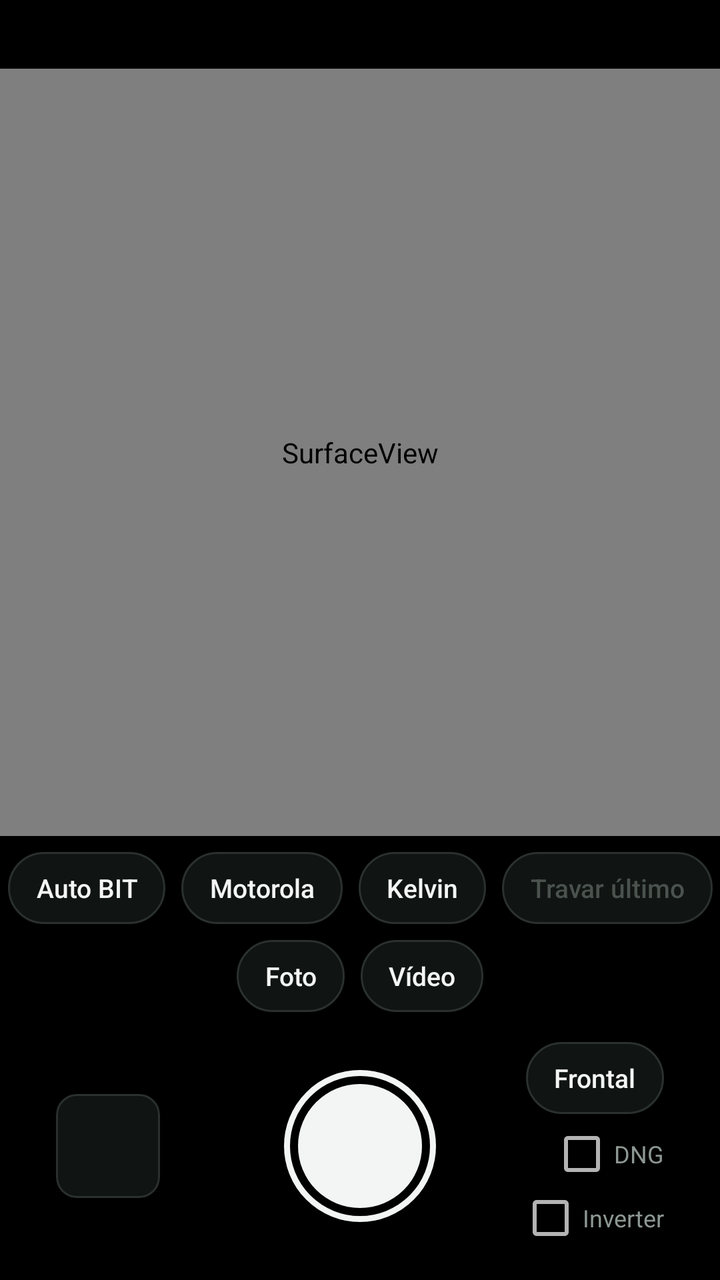
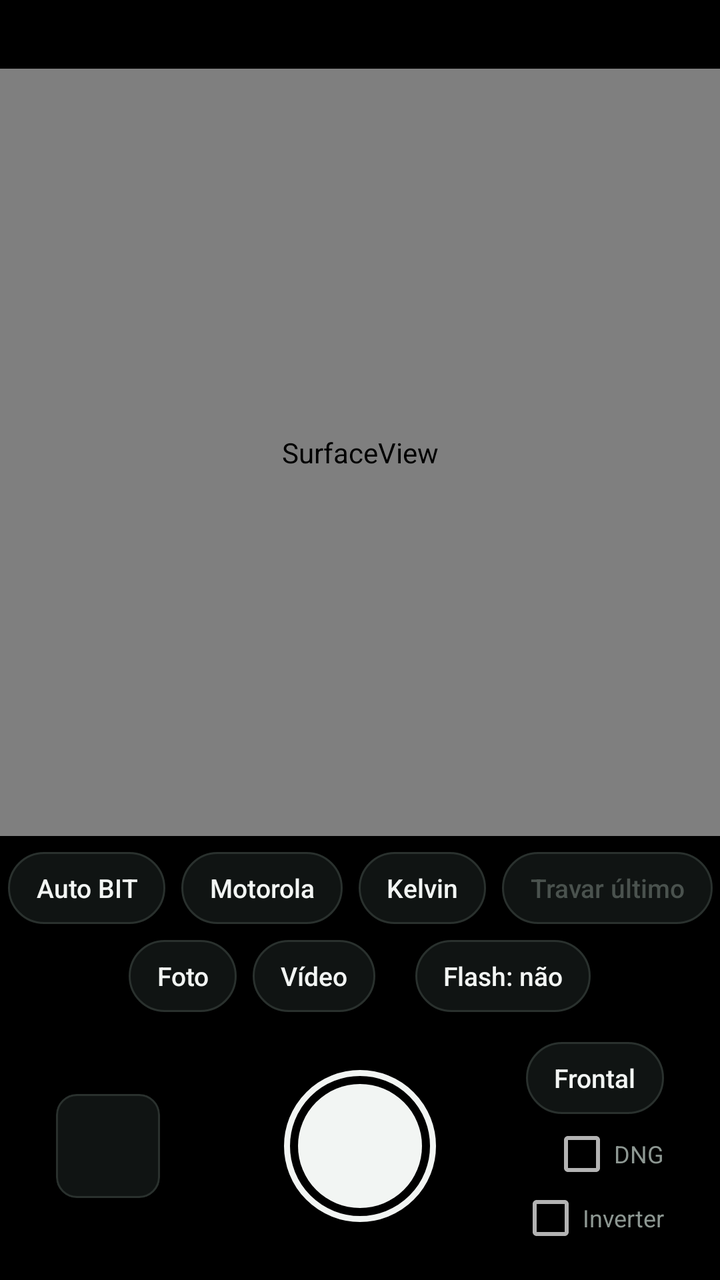

Before-and-after screenshots of an Android layout around one commit, followed by the original layout XML and the change that was made.
<!-- AndroidManifest.xml: application theme AppTheme -->
<!-- res/layout/activity_main.xml -->
<?xml version="1.0" encoding="utf-8"?>
<LinearLayout xmlns:android="http://schemas.android.com/apk/res/android"
    android:layout_width="match_parent"
    android:layout_height="match_parent"
    android:background="@color/black"
    android:fitsSystemWindows="true"
    android:orientation="vertical">

    <TextView
        android:id="@+id/status"
        android:layout_width="match_parent"
        android:layout_height="wrap_content"
        android:fontFamily="monospace"
        android:gravity="center"
        android:maxLines="2"
        android:paddingStart="12dp"
        android:paddingTop="10dp"
        android:paddingEnd="12dp"
        android:paddingBottom="8dp"
        android:textColor="@color/dim"
        android:textSize="12sp" />

    <FrameLayout
        android:id="@+id/stage"
        android:layout_width="match_parent"
        android:layout_height="0dp"
        android:layout_weight="1">

        <FrameLayout
            android:id="@+id/frame"
            android:layout_width="match_parent"
            android:layout_height="match_parent"
            android:layout_gravity="center">

            <SurfaceView
                android:id="@+id/preview"
                android:layout_width="match_parent"
                android:layout_height="match_parent" />

            <View
                android:id="@+id/focusRing"
                android:layout_width="72dp"
                android:layout_height="72dp"
                android:background="@drawable/ring"
                android:visibility="gone" />

            <TextView
                android:id="@+id/hint"
                android:layout_width="wrap_content"
                android:layout_height="wrap_content"
                android:layout_gravity="center_horizontal|top"
                android:layout_marginTop="14dp"
                android:background="#AA000000"
                android:fontFamily="monospace"
                android:paddingStart="12dp"
                android:paddingTop="6dp"
                android:paddingEnd="12dp"
                android:paddingBottom="6dp"
                android:textColor="@color/fg"
                android:textSize="12sp"
                android:visibility="gone" />
        </FrameLayout>
    </FrameLayout>

    <LinearLayout
        android:id="@+id/kelvinPanel"
        android:layout_width="match_parent"
        android:layout_height="wrap_content"
        android:orientation="vertical"
        android:paddingStart="16dp"
        android:paddingTop="6dp"
        android:paddingEnd="16dp"
        android:visibility="gone">

        <TextView
            android:id="@+id/kelvinLabel"
            android:layout_width="match_parent"
            android:layout_height="wrap_content"
            android:fontFamily="monospace"
            android:textColor="@color/fg"
            android:textSize="12sp" />

        <SeekBar
            android:id="@+id/kelvinSeek"
            android:layout_width="match_parent"
            android:layout_height="32dp"
            android:max="160" />

        <TextView
            android:id="@+id/tintLabel"
            android:layout_width="match_parent"
            android:layout_height="wrap_content"
            android:fontFamily="monospace"
            android:textColor="@color/fg"
            android:textSize="12sp" />

        <SeekBar
            android:id="@+id/tintSeek"
            android:layout_width="match_parent"
            android:layout_height="32dp"
            android:max="100" />

        <HorizontalScrollView
            android:layout_width="match_parent"
            android:layout_height="wrap_content"
            android:scrollbars="none">

            <LinearLayout
                android:id="@+id/presets"
                android:layout_width="wrap_content"
                android:layout_height="wrap_content"
                android:orientation="horizontal" />
        </HorizontalScrollView>
    </LinearLayout>

    <HorizontalScrollView
        android:id="@+id/videoPanel"
        android:layout_width="match_parent"
        android:layout_height="wrap_content"
        android:fillViewport="true"
        android:paddingTop="8dp"
        android:scrollbars="none"
        android:visibility="gone">

        <LinearLayout
            android:layout_width="wrap_content"
            android:layout_height="wrap_content"
            android:layout_gravity="center_horizontal"
            android:gravity="center"
            android:orientation="horizontal"
            android:paddingStart="8dp"
            android:paddingEnd="8dp">

            <Button android:id="@+id/vLock" style="@style/Chip" android:text="Travar cor e brilho" />
            <Button android:id="@+id/vReadjust" style="@style/Chip" android:enabled="false" android:text="Reajustar" />
            <Button android:id="@+id/vNatural" style="@style/Chip" android:text="Natural" />
            <Button android:id="@+id/vStab" style="@style/Chip" android:text="Estabilizar" />
        </LinearLayout>
    </HorizontalScrollView>

    <HorizontalScrollView
        android:layout_width="match_parent"
        android:layout_height="wrap_content"
        android:fillViewport="true"
        android:paddingTop="8dp"
        android:scrollbars="none">

        <LinearLayout
            android:layout_width="wrap_content"
            android:layout_height="wrap_content"
            android:layout_gravity="center_horizontal"
            android:gravity="center"
            android:orientation="horizontal"
            android:paddingStart="8dp"
            android:paddingEnd="8dp">

            <Button android:id="@+id/wbAuto" style="@style/Chip" android:text="Auto BIT" />
            <Button android:id="@+id/wbSensor" style="@style/Chip" android:text="Motorola" />
            <Button android:id="@+id/wbKelvin" style="@style/Chip" android:text="Kelvin" />
            <Button android:id="@+id/wbLock" style="@style/Chip" android:enabled="false" android:text="Travar último" />
        </LinearLayout>
    </HorizontalScrollView>

    <LinearLayout
        android:layout_width="match_parent"
        android:layout_height="wrap_content"
        android:gravity="center"
        android:orientation="horizontal"
        android:paddingTop="8dp">

        <Button android:id="@+id/modePhoto" style="@style/Chip" android:text="Foto" />
        <Button android:id="@+id/modeVideo" style="@style/Chip" android:text="Vídeo" />
    </LinearLayout>

    <RelativeLayout
        android:layout_width="match_parent"
        android:layout_height="wrap_content"
        android:paddingStart="28dp"
        android:paddingTop="12dp"
        android:paddingEnd="28dp"
        android:paddingBottom="18dp">

        <ImageView
            android:id="@+id/thumb"
            android:layout_width="52dp"
            android:layout_height="52dp"
            android:layout_alignParentStart="true"
            android:layout_centerVertical="true"
            android:background="@drawable/thumb_bg"
            android:clipToOutline="true"
            android:contentDescription="Última foto"
            android:scaleType="centerCrop" />

        <Button
            android:id="@+id/shutter"
            android:layout_width="76dp"
            android:layout_height="76dp"
            android:layout_centerInParent="true"
            android:background="@drawable/shutter"
            android:contentDescription="Fotografar"
            android:stateListAnimator="@null" />

        <LinearLayout
            android:layout_width="wrap_content"
            android:layout_height="wrap_content"
            android:layout_alignParentEnd="true"
            android:layout_centerVertical="true"
            android:gravity="end"
            android:orientation="vertical">

            <Button android:id="@+id/flip" style="@style/Chip" android:layout_marginEnd="0dp" android:text="Frontal" />

            <CheckBox
                android:id="@+id/dng"
                android:layout_width="wrap_content"
                android:layout_height="wrap_content"
                android:layout_marginTop="4dp"
                android:checked="false"
                android:text="DNG"
                android:textColor="@color/dim"
                android:textSize="12sp" />

            <CheckBox
                android:id="@+id/mirror"
                android:layout_width="wrap_content"
                android:layout_height="wrap_content"
                android:checked="false"
                android:text="Inverter"
                android:textColor="@color/dim"
                android:textSize="12sp" />
        </LinearLayout>
    </RelativeLayout>
</LinearLayout>
<!-- resources referenced by this layout -->
<resources>
  <color name="black">#000000</color>
  <color name="dim">#8D9792</color>
  <color name="fg">#F2F5F3</color>
  <!-- drawable ring (drawable) -->
  <?xml version="1.0" encoding="utf-8"?>
  <shape xmlns:android="http://schemas.android.com/apk/res/android">
      <corners android:radius="10dp" />
      <stroke android:width="1.5dp" android:color="@color/accent" />
  </shape>
  <!-- drawable shutter (drawable) -->
  <?xml version="1.0" encoding="utf-8"?>
  <selector xmlns:android="http://schemas.android.com/apk/res/android">
      <item android:state_enabled="false">
          <layer-list>
              <item><shape android:shape="oval"><stroke android:width="3dp" android:color="@color/line" /></shape></item>
              <item android:top="22dp" android:bottom="22dp" android:left="22dp" android:right="22dp"><shape android:shape="oval"><solid android:color="@color/dim" /></shape></item>
          </layer-list>
      </item>
      <item android:state_pressed="true">
          <layer-list>
              <item><shape android:shape="oval"><stroke android:width="3dp" android:color="@color/fg" /></shape></item>
              <item android:top="11dp" android:bottom="11dp" android:left="11dp" android:right="11dp"><shape android:shape="oval"><solid android:color="@color/fg" /></shape></item>
          </layer-list>
      </item>
      <item>
          <layer-list>
              <item><shape android:shape="oval"><stroke android:width="3dp" android:color="@color/fg" /></shape></item>
              <item android:top="7dp" android:bottom="7dp" android:left="7dp" android:right="7dp"><shape android:shape="oval"><solid android:color="@color/fg" /></shape></item>
          </layer-list>
      </item>
  </selector>
  <!-- drawable thumb_bg (drawable) -->
  <?xml version="1.0" encoding="utf-8"?>
  <shape xmlns:android="http://schemas.android.com/apk/res/android">
      <corners android:radius="10dp" />
      <solid android:color="@color/panel" />
      <stroke android:width="1dp" android:color="@color/line" />
  </shape>
  <style name="Chip">
          <item name="android:layout_width">wrap_content</item>
          <item name="android:layout_height">36dp</item>
          <item name="android:minWidth">0dp</item>
          <item name="android:minHeight">0dp</item>
          <item name="android:paddingStart">14dp</item>
          <item name="android:paddingEnd">14dp</item>
          <item name="android:layout_marginStart">4dp</item>
          <item name="android:layout_marginEnd">4dp</item>
          <item name="android:background">@drawable/chip</item>
          <item name="android:textColor">@color/chip_text</item>
          <item name="android:textSize">13sp</item>
          <item name="android:textAllCaps">false</item>
          <item name="android:stateListAnimator">@null</item>
      </style>
  <style name="AppTheme" parent="android:Theme.Material.NoActionBar">
          <item name="android:windowBackground">@color/black</item>
          <item name="android:statusBarColor">@color/black</item>
          <item name="android:navigationBarColor">@color/black</item>
          <item name="android:colorAccent">@color/accent</item>
      </style>
  <color name="accent">#7CF5C8</color>
  <color name="line">#2A312E</color>
  <color name="panel">#101413</color>
  <!-- drawable chip (drawable) -->
  <?xml version="1.0" encoding="utf-8"?>
  <selector xmlns:android="http://schemas.android.com/apk/res/android">
      <item android:state_selected="true">
          <shape><corners android:radius="18dp" /><solid android:color="@color/accent" /></shape>
      </item>
      <item>
          <shape><corners android:radius="18dp" /><solid android:color="@color/panel" /><stroke android:width="1dp" android:color="@color/line" /></shape>
      </item>
  </selector>
</resources>

<!-- the commit's change to res/layout/activity_main.xml (unified diff, before → after) -->
@@ -170,6 +170,7 @@
 
         <Button android:id="@+id/modePhoto" style="@style/Chip" android:text="Foto" />
         <Button android:id="@+id/modeVideo" style="@style/Chip" android:text="Vídeo" />
+        <Button android:id="@+id/flashBtn" style="@style/Chip" android:layout_marginStart="16dp" android:text="Flash: não" />
     </LinearLayout>
 
     <RelativeLayout
